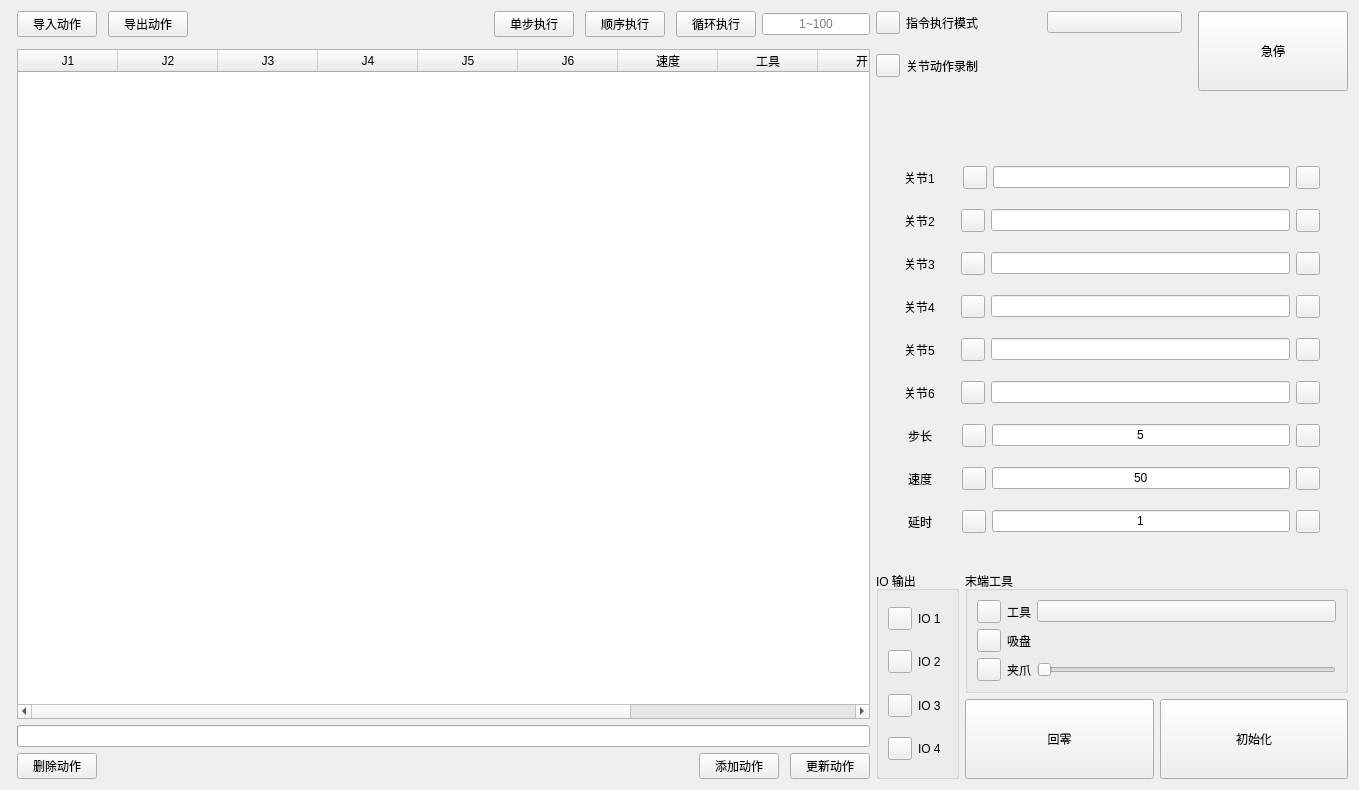
First picture: the form in ui/teach_page.ui, repository CoreJK/blinx_robot_arm_control, before the edit.
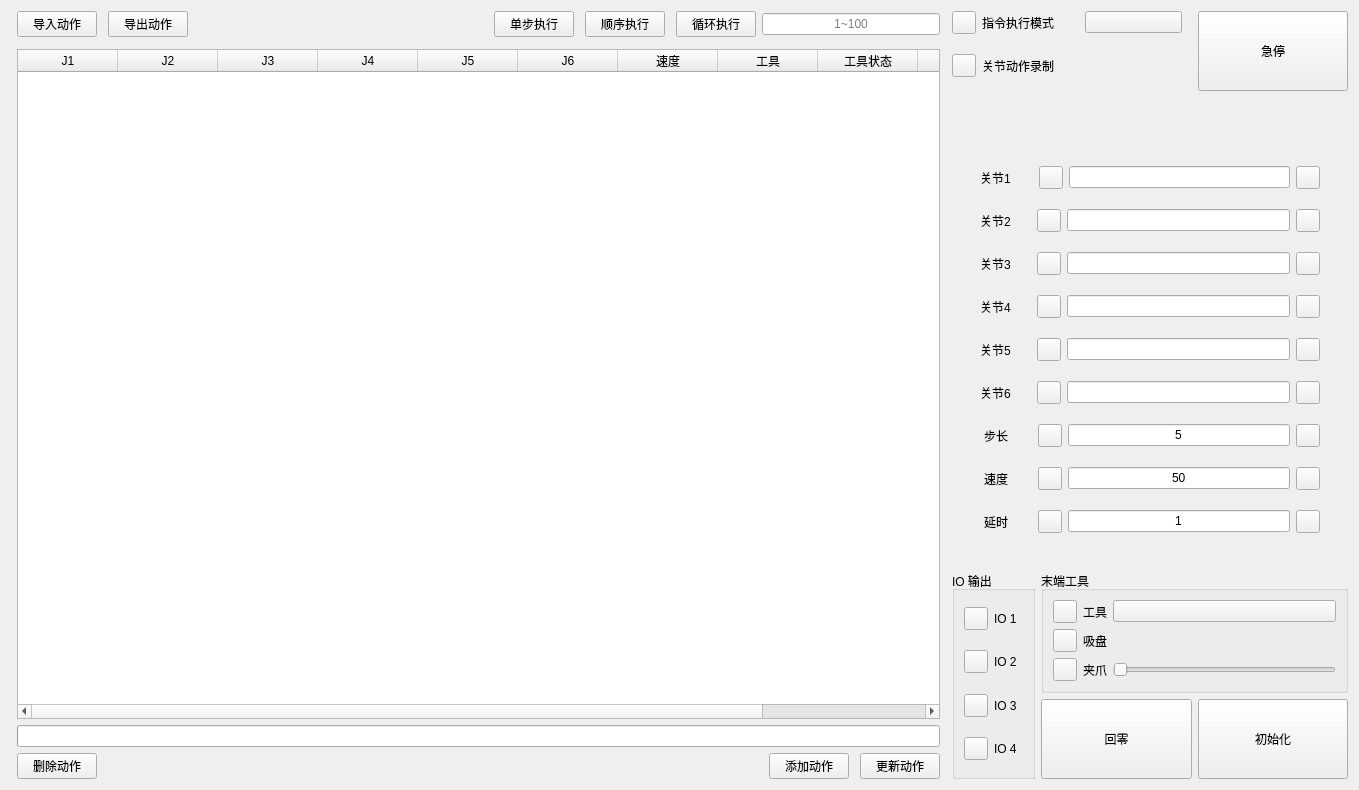
Second picture: the form after the edit. Custom widgets are drawn as their Qt base class.

Commit message: ✨ func(TeachPage): 更新示教表格工具状态表头为"工具状态"，更新相关的业务代码

The edit to the form file:
```diff
--- a/ui/teach_page.ui
+++ b/ui/teach_page.ui
@@ -21,7 +21,7 @@
     <widget class="VerticalSeparator" name="VerticalSeparator"/>
    </item>
    <item>
-    <layout class="QHBoxLayout" name="horizontalLayout_20">
+    <layout class="QHBoxLayout" name="horizontalLayout_20" stretch="7,0,3">
      <item>
       <layout class="QVBoxLayout" name="verticalLayout_7">
        <item>
@@ -272,7 +272,7 @@
          </column>
          <column>
           <property name="text">
-           <string>开关</string>
+           <string>工具状态</string>
           </property>
          </column>
          <column>
@@ -384,6 +384,9 @@
        </item>
       </layout>
      </item>
+     <item>
+      <widget class="VerticalSeparator" name="VerticalSeparator_2"/>
+     </item>
      <item>
       <layout class="QVBoxLayout" name="verticalLayout_11">
        <item>
```
The commit also changes 4 other files.
